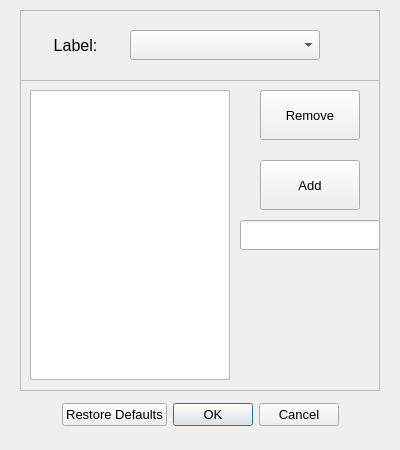
CarrascoII/thesis-research, file tools/ui/edit.ui: the form before one commit.
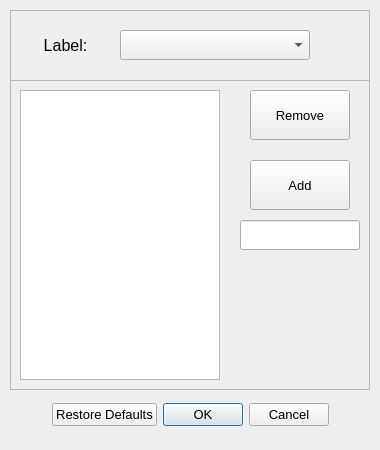
The form after the commit.

Patch:
```diff
--- a/tools/ui/edit.ui
+++ b/tools/ui/edit.ui
@@ -6,7 +6,7 @@
    <rect>
     <x>0</x>
     <y>0</y>
-    <width>400</width>
+    <width>380</width>
     <height>450</height>
    </rect>
   </property>
@@ -19,7 +19,7 @@
   <widget class="QDialogButtonBox" name="buttonBox">
    <property name="geometry">
     <rect>
-     <x>25</x>
+     <x>15</x>
      <y>390</y>
      <width>350</width>
      <height>50</height>
@@ -43,10 +43,10 @@
   <widget class="QFrame" name="frame_2">
    <property name="geometry">
     <rect>
-     <x>20</x>
+     <x>10</x>
      <y>80</y>
      <width>360</width>
-     <height>311</height>
+     <height>310</height>
     </rect>
    </property>
    <property name="font">
@@ -99,9 +99,9 @@
    <widget class="QLineEdit" name="lineEdit">
     <property name="geometry">
      <rect>
-      <x>220</x>
+      <x>230</x>
       <y>140</y>
-      <width>140</width>
+      <width>120</width>
       <height>30</height>
      </rect>
     </property>
@@ -113,7 +113,7 @@
   <widget class="QFrame" name="frame">
    <property name="geometry">
     <rect>
-     <x>20</x>
+     <x>10</x>
      <y>10</y>
      <width>360</width>
      <height>71</height>
```
